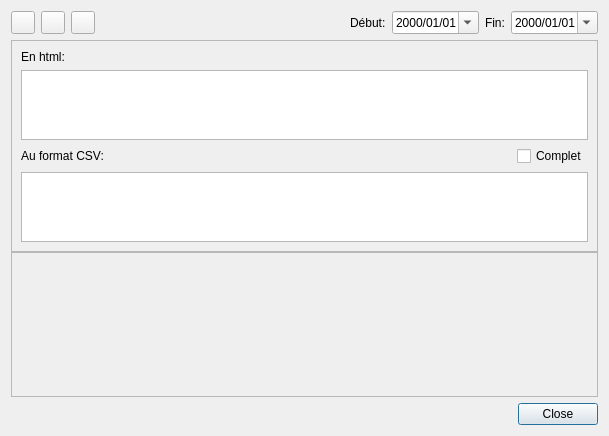
The window that src/pbregisteractivity/ui/ui_timeplots.ui (ppoilbarbe/PBRegisterActivity) describes before a commit, drawn with Qt 5.
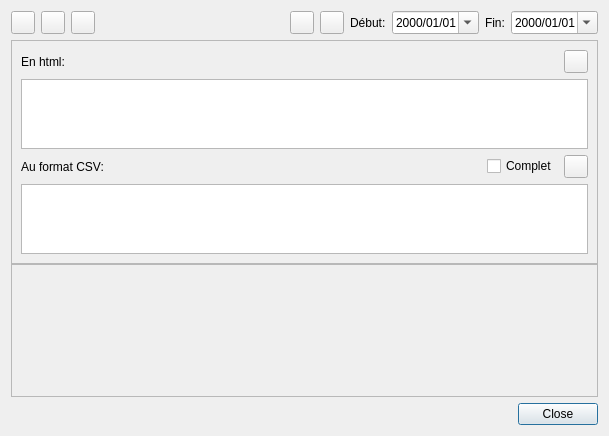
The same window after the commit. Icons and pictures are not drawn.

Commit message: Ajout sauvegarde HTML et CSV. Amélioration sélection et valeurs par défaut.

What changed in the file:
```diff
--- a/src/pbregisteractivity/ui/ui_timeplots.ui
+++ b/src/pbregisteractivity/ui/ui_timeplots.ui
@@ -81,6 +81,28 @@
        </property>
       </spacer>
      </item>
+     <item>
+      <widget class="QToolButton" name="btnWorkWeek">
+       <property name="toolTip">
+        <string>Modifie les dates pour sélectionner la semaine courante</string>
+       </property>
+       <property name="icon">
+        <iconset resource="resources.qrc">
+         <normaloff>:/images/icons/32x32/action_cal_workweek.png</normaloff>:/images/icons/32x32/action_cal_workweek.png</iconset>
+       </property>
+      </widget>
+     </item>
+     <item>
+      <widget class="QToolButton" name="btnToday">
+       <property name="toolTip">
+        <string>Modifie les dates pour sélectionner aujourd'hui</string>
+       </property>
+       <property name="icon">
+        <iconset resource="resources.qrc">
+         <normaloff>:/images/icons/32x32/action_cal_day.png</normaloff>:/images/icons/32x32/action_cal_day.png</iconset>
+       </property>
+      </widget>
+     </item>
      <item>
       <widget class="QLabel" name="lblStart">
        <property name="text">
@@ -144,11 +166,26 @@
        </property>
        <layout class="QVBoxLayout" name="layoutTextOutput">
         <item>
-         <widget class="QLabel" name="lblHtml">
-          <property name="text">
-           <string>En html:</string>
-          </property>
-         </widget>
+         <layout class="QHBoxLayout" name="layoutHtml">
+          <item>
+           <widget class="QLabel" name="lblHtml">
+            <property name="text">
+             <string>En html:</string>
+            </property>
+           </widget>
+          </item>
+          <item>
+           <widget class="QToolButton" name="btnHtmlSave">
+            <property name="toolTip">
+             <string>Sauvegarde au format HTML dans un fichier</string>
+            </property>
+            <property name="icon">
+             <iconset resource="resources.qrc">
+              <normaloff>:/images/icons/32x32/action_save.png</normaloff>:/images/icons/32x32/action_save.png</iconset>
+            </property>
+           </widget>
+          </item>
+         </layout>
         </item>
         <item>
          <widget class="QTextEdit" name="edtHtml">
@@ -179,6 +216,17 @@
             </property>
            </widget>
           </item>
+          <item>
+           <widget class="QToolButton" name="btnCsvSave">
+            <property name="toolTip">
+             <string>Sauvegarde au format CSV dans un fichier</string>
+            </property>
+            <property name="icon">
+             <iconset resource="resources.qrc">
+              <normaloff>:/images/icons/32x32/action_save.png</normaloff>:/images/icons/32x32/action_save.png</iconset>
+            </property>
+           </widget>
+          </item>
          </layout>
         </item>
         <item>
```
Left out of the diff: 8 changed lines with no effect on the pictures. The commit also changes 15 other files.
